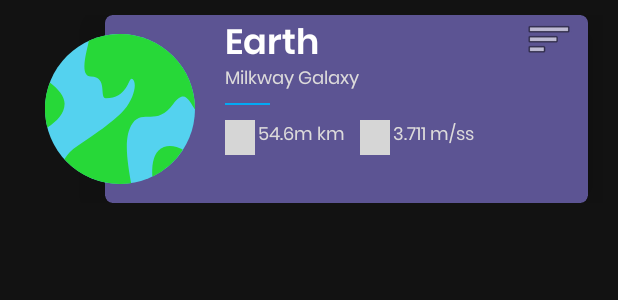
After one commit to SomnathNikam/Planetry, an Android app: the layout view.xml on its own in the app's theme, with its tools: preview values and no code run, on a phone screen of 412 x 824 dp. The commit adds this screen. Shown: the top 300 px of the screen. Run offline under Robolectric (Android 15) with nearby library versions, the phone set to English and light mode, and no system bars; grey boxes are pictures that could not be loaded.

Commit message:
Second Commit

```diff
--- a/app/build.gradle
+++ b/app/build.gradle
@@ -1,6 +1,7 @@
 plugins {
     id 'com.android.application'
     id 'org.jetbrains.kotlin.android'
+    id 'kotlin-android-extensions'
 }
 
 android {
@@ -41,5 +42,5 @@ dependencies {
     testImplementation 'junit:junit:4.13.2'
     androidTestImplementation 'androidx.test.ext:junit:1.1.5'
     androidTestImplementation 'androidx.test.espresso:espresso-core:3.5.1'
-    implementation 'com.airbnb.android:lottie:6.1.0'
+    implementation 'com.airbnb.android:lottie:3.4.0'
 }
--- a/app/src/main/java/com/example/planetry/MainActivity.kt
+++ b/app/src/main/java/com/example/planetry/MainActivity.kt
@@ -2,10 +2,16 @@ package com.example.planetry
 
 import androidx.appcompat.app.AppCompatActivity
 import android.os.Bundle
+import androidx.recyclerview.widget.LinearLayoutManager
+import kotlinx.android.synthetic.main.activity_main.*
 
 class MainActivity : AppCompatActivity() {
     override fun onCreate(savedInstanceState: Bundle?) {
         super.onCreate(savedInstanceState)
         setContentView(R.layout.activity_main)
+
+        my_recyclerview.adapter=Adapter(setdata.SetPlanet())
+        my_recyclerview.layoutManager=LinearLayoutManager(this)
+
     }
 }
--- a/app/src/main/res/drawable/bg_header.xml
+++ b/app/src/main/res/drawable/bg_header.xml
@@ -1,5 +1,5 @@
 <?xml version="1.0" encoding="utf-8"?>
-<shape xmlns:android="http://schemas.android.com/apk/res/android">
+<shape android:shape="rectangle" xmlns:android="http://schemas.android.com/apk/res/android">
 
     <gradient android:startColor="#AFCBE1"
         android:endColor="#0085C1"
--- a/app/src/main/res/layout/activity_main.xml
+++ b/app/src/main/res/layout/activity_main.xml
@@ -5,6 +5,7 @@
     android:layout_width="match_parent"
     android:layout_height="match_parent"
     android:orientation="vertical"
+    android:background="@color/primary"
     tools:context=".MainActivity">
 
     <LinearLayout
--- a/app/src/main/res/layout/activity_splash_screen.xml
+++ b/app/src/main/res/layout/activity_splash_screen.xml
@@ -16,8 +16,6 @@
         android:layout_height="match_parent"
         app:lottie_speed="5"
         app:lottie_autoPlay="true"
-        app:lottie_loop="true"
-        app:lottie_repeatCount="6"
         app:lottie_rawRes="@raw/planetry"
         android:layout_gravity="center_horizontal"
 
--- /dev/null
+++ b/app/src/main/res/layout/view.xml
@@ -0,0 +1,121 @@
+<?xml version="1.0" encoding="utf-8"?>
+<LinearLayout xmlns:android="http://schemas.android.com/apk/res/android"
+    android:layout_width="match_parent"
+    android:layout_height="wrap_content"
+    xmlns:app="http://schemas.android.com/apk/res-auto"
+    android:layout_marginStart="20dp"
+    android:layout_marginBottom="15dp"
+    android:gravity="center_vertical"
+    android:padding="10dp">
+
+    <ImageView
+        android:id="@+id/planet_img"
+        android:layout_width="100dp"
+        android:layout_height="100dp"
+        android:src="@drawable/earth"
+        android:elevation="30dp"
+        />
+
+    <androidx.cardview.widget.CardView
+        android:layout_width="match_parent"
+        android:layout_height="125dp"
+        android:layout_marginStart="-60dp"
+        android:layout_marginEnd="10dp"
+        app:cardElevation="20dp"
+        app:cardCornerRadius="5dp"
+        android:backgroundTint="@color/secondary"
+
+        >
+
+        <LinearLayout
+            android:layout_width="match_parent"
+            android:layout_height="wrap_content"
+            android:layout_marginStart="80dp"
+            android:gravity="center_vertical"
+            android:orientation="vertical">
+
+            <LinearLayout
+                android:layout_width="match_parent"
+                android:layout_height="wrap_content"
+
+                >
+
+                <TextView
+                    android:id="@+id/title"
+                    android:layout_width="0dp"
+                    android:layout_height="wrap_content"
+                    android:layout_weight="1"
+                    android:fontFamily="@font/poppins_semibold"
+                    android:text="Earth"
+                    android:textColor="@color/white"
+                    android:textSize="23dp"
+
+                    android:textStyle="bold">
+
+
+                </TextView>
+
+                <ImageView
+                    android:layout_width="wrap_content"
+                    android:layout_height="wrap_content"
+                    android:layout_marginEnd="10dp"
+                    android:src="@android:drawable/ic_menu_sort_by_size" />
+            </LinearLayout>
+                <TextView
+                    android:id="@+id/galaxy"
+                    android:layout_width="wrap_content"
+                    android:layout_height="wrap_content"
+                    android:layout_marginTop="-7dp"
+                    android:fontFamily="@font/poppins_regular"
+                    android:text="Milkway Galaxy"
+                    android:textColor="@color/subtext"
+                    android:textSize="12sp" />
+                <View
+                    android:layout_width="30dp"
+                    android:layout_height="1dp"
+                    android:layout_marginTop="5dp"
+                    android:background="#03A9F4"
+                    android:orientation="vertical"/>
+
+            <LinearLayout
+                android:layout_width="match_parent"
+                android:layout_height="wrap_content"
+                android:layout_marginTop="10dp"
+                android:orientation="horizontal">
+                <ImageView
+                    android:layout_width="20dp"
+                    android:layout_height="23dp"
+                    android:src="@drawable/ic_distance"/>
+                <TextView
+                    android:id="@+id/distance"
+                    android:layout_width="wrap_content"
+                    android:layout_height="match_parent"
+                    android:layout_marginStart="2dp"
+                    android:fontFamily="@font/poppins_regular"
+                    android:text="54.6m km"
+                    android:textColor="@color/subtext"
+                    android:textSize="12sp"
+                    />
+                <ImageView
+                    android:layout_width="20dp"
+                    android:layout_height="23dp"
+                    android:layout_marginStart="10dp"
+                    android:src="@drawable/ic_gravity"/>
+                <TextView
+                    android:id="@+id/gravity"
+                    android:layout_width="wrap_content"
+                    android:layout_height="wrap_content"
+                    android:layout_marginStart="2dp"
+                    android:fontFamily="@font/poppins_regular"
+                    android:text="3.711 m/ss"
+                    android:textColor="@color/subtext"
+                    android:textSize="12sp"
+                    />
+
+            </LinearLayout>
+
+        </LinearLayout>
+
+
+    </androidx.cardview.widget.CardView>
+</LinearLayout>
--- a/app/src/main/res/values/colors.xml
+++ b/app/src/main/res/values/colors.xml
@@ -7,4 +7,10 @@
     <color name="teal_700">#FF018786</color>
     <color name="black">#FF000000</color>
     <color name="white">#FFFFFFFF</color>
+
+    <color name="primary">#333366</color>
+    <color name="secondary">#5C5493</color>
+    <color name="subtext">#DDDBDB</color>
+
+
 </resources>
--- a/app/src/main/res/values/themes.xml
+++ b/app/src/main/res/values/themes.xml
@@ -1,6 +1,6 @@
 <resources xmlns:tools="http://schemas.android.com/tools">
     <!-- Base application theme. -->
-    <style name="Theme.Planetry" parent="Theme.MaterialComponents.DayNight.DarkActionBar">
+    <style name="Theme.Planetry" parent="Theme.MaterialComponents.NoActionBar">
         <!-- Primary brand color. -->
         <item name="colorPrimary">@color/purple_500</item>
         <item name="colorPrimaryVariant">@color/purple_700</item>
```
Also changed, not shown: app/src/main/AndroidManifest.xml (+11 -6 lines), app/src/main/java/com/example/planetry/Adapter.kt (added, +70 -0 lines), app/src/main/java/com/example/planetry/Planetdata.kt (added, +12 -0 lines), app/src/main/java/com/example/planetry/SplashScreenActivity.kt (+3 -4 lines), app/src/main/java/com/example/planetry/setdata.kt (added, +108 -0 lines).
